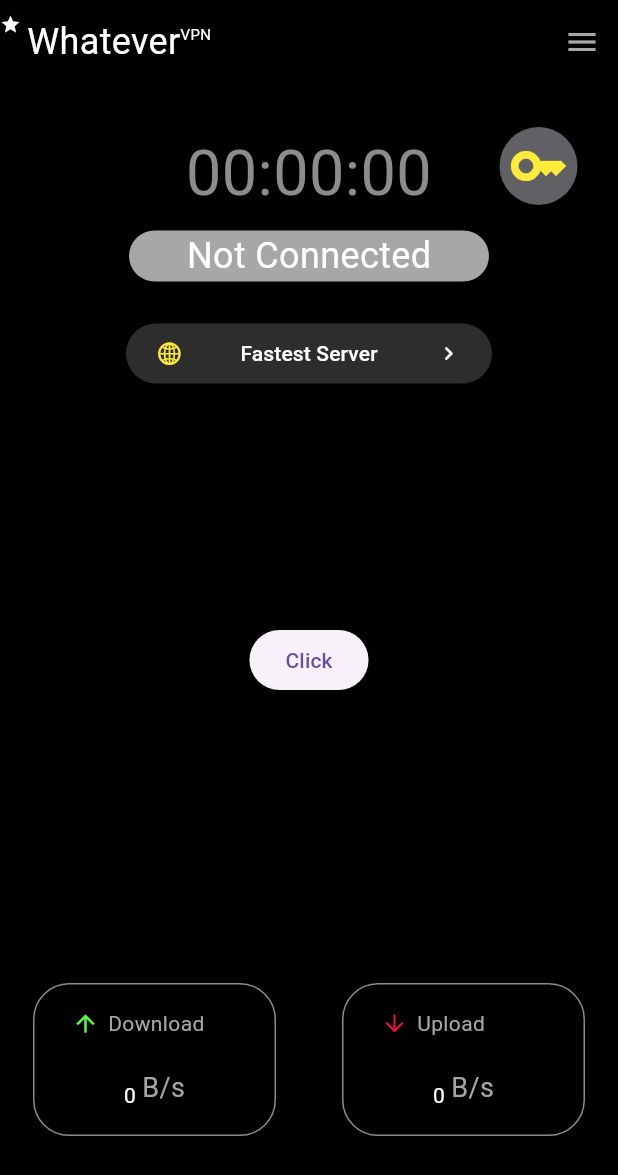
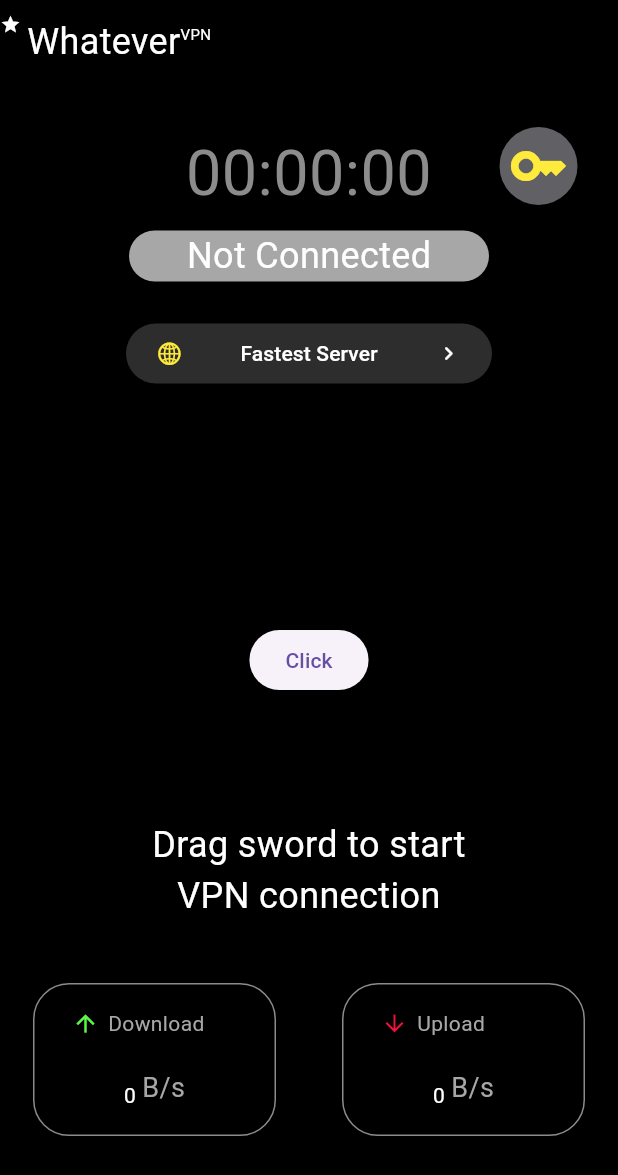
Before and after one commit to MacHuiak/Whatever, a Flutter app: the screen it shows after launch, on a phone screen of 412 x 824 dp. Shown: the top 1175 px of the screen. Run offline on Flutter 3.47's test engine with Material 3 defaults, Android fonts, the light colour scheme and no system bars; our stand-ins replace auto_route, basic_utils, fixnum, flutter_hooks, flutter_riverpod, flutter_svg and 6 more; missing offline and left inert: grpc, protobuf; statements that could not run were skipped.

Commit message:
update version

```diff
--- a/lib/src/features/vpn/UI/screens/vpn_screen.dart
+++ b/lib/src/features/vpn/UI/screens/vpn_screen.dart
@@ -13,142 +13,44 @@ import 'package:modern_vpn_project/src/features/vpn/UI/widgets/time_connection_w
 import 'package:modern_vpn_project/src/features/vpn/UI/widgets/upload_and_download_widget.dart';
 import 'package:modern_vpn_project/src/features/vpn/logics/connection/connection.dart';
 import 'package:modern_vpn_project/src/features/vpn/logics/server/server_list.dart';
+import 'package:modern_vpn_project/src/features/vpn/models/connection_vpn_status.dart';
 import 'package:modern_vpn_project/src/features/vpn/models/host.dart';
 
-// @RoutePage()
-// class MainVPNScreen extends StatefulWidget {
-//   const MainVPNScreen({super.key});
-//
-//   @override
-//   State<MainVPNScreen> createState() => _MainVPNScreenState();
-// }
-//
-// class _MainVPNScreenState extends State<MainVPNScreen> {
-//   var scaffoldKey = GlobalKey<ScaffoldState>();
-//
-//   @override
-//   Widget build(BuildContext context) {
-//     return Scaffold(
-//       key: scaffoldKey,
-//       endDrawer: const BorderSideMenu(),
-//       appBar: AppBar(
-//         leadingWidth: 150,
-//         backgroundColor: Colors.black,
-//         leading: const Center(
-//           child: HeaderWidgetTitle(),
-//         ),
-//         actions: [
-//           IconButton(
-//             padding: EdgeInsets.zero,
-//             onPressed: () {
-//               scaffoldKey.currentState!.openEndDrawer();
-//             },
-//             icon: const Icon(
-//               Icons.menu,
-//               color: AppColors.subTitleColor,
-//             ),
-//           )
-//         ],
-//       ),
-//       backgroundColor: Colors.black,
-//       body: Stack(
-//         children: [
-//           //TODO: add vpn body
-//           // Align(
-//           //   alignment: const Alignment(0, 0),
-//           //   child: VpnBodyWidget(),
-//           // ),
-//
-//           // Align(
-//           //   alignment: const Alignment(0, 0.4),
-//           //   child: LightSwordWidget(
-//           //     onStart: () {},
-//           //   ),
-//           // ),
-//           Align(
-//             alignment: const Alignment(0.85, -0.92),
-//             child: GestureDetector(
-//               onTap: () {
-//                 Get.to(() => const PasswordManagerScreen());
-//               },
-//               child: Container(
-//                 decoration: BoxDecoration(
-//                     color: AppColors.white400.withOpacity(0.5),
-//                     shape: BoxShape.circle),
-//                 child: const Padding(
-//                   padding: EdgeInsets.all(6.0),
-//                   child: Icon(Icons.key, size: 40, color: Colors.yellow),
-//                 ),
-//               ),
-//             ),
-//           ),
-//           Align(
-//             alignment: const Alignment(0, -0.9),
-//             child: SizedBox(
-//               width: context.width,
-//               child: const Column(
-//                 mainAxisSize: MainAxisSize.min,
-//                 children: [
-//                   Padding(
-//                     padding: EdgeInsets.only(bottom: 8.0),
-//                     child: ConnectionTimeWidget(),
-//                   ),
-//                   ConnectionStatusWidget(),
-//                   SizedBox(
-//                     height: 24,
-//                   ),
-//                   ServerSelectButton()
-//                 ],
-//               ),
-//             ),
-//           ),
-//           //TODO need add
-//
-//           const Align(
-//             alignment: Alignment(0, 0.8),
-//             child: Row(
-//               mainAxisAlignment: MainAxisAlignment.spaceAround,
-//               children: [
-//                 DownloadInfoWidget(),
-//                 //TODO:add upload
-//                 InfoUploadWidget()
-//               ],
-//             ),
-//           ),
-//         ],
-//       ),
-//     );
-//   }
-// }
-
-class MainVPNScreen extends HookConsumerWidget {
+class MainVPNScreen extends StatefulHookConsumerWidget {
   const MainVPNScreen({super.key});
 
   @override
-  Widget build(BuildContext context, WidgetRef ref) {
+  ConsumerState<ConsumerStatefulWidget> createState() => MainVPNState();
+}
+
+class MainVPNState extends ConsumerState<MainVPNScreen> {
+  final globalKey = GlobalKey<ScaffoldState>();
+
+  @override
+  Widget build(BuildContext context) {
     HostData? selectedHost = ref.watch(selectedHostProvider);
-    final globalKey = GlobalKey<ScaffoldState>();
+
     return Scaffold(
-      key: globalKey,
-      endDrawer: const BorderSideMenu(),
+      // key: globalKey,
+      // endDrawer: const BorderSideMenu(),
       appBar: AppBar(
         leadingWidth: 150,
         backgroundColor: Colors.black,
         leading: const Center(
           child: HeaderWidgetTitle(),
         ),
-        actions: [
-          IconButton(
-            padding: EdgeInsets.zero,
-            onPressed: () {
-              globalKey.currentState!.openEndDrawer();
-            },
-            icon: const Icon(
-              Icons.menu,
-              color: AppColors.subTitleColor,
-            ),
-          )
-        ],
+        // actions: [
+        //   IconButton(
+        //     padding: EdgeInsets.zero,
+        //     onPressed: () {
+        //       globalKey.currentState!.openEndDrawer();
+        //     },
+        //     icon: const Icon(
+        //       Icons.menu,
+        //       color: AppColors.subTitleColor,
+        //     ), БРО !!! Я ГОТОВ КОМП ПЕРЕЗАГРУЖАТЬ!
+        //   )
+        // ],Вперед !!!!
       ),
       backgroundColor: Colors.black,
       body: Stack(
@@ -162,7 +64,7 @@ class MainVPNScreen extends HookConsumerWidget {
                     .read(connectionProvider.notifier)
                     .startConnection(selectedHost!);
               },
-              child: Text("Click"),
+              child: const Text("Click"),
             ),
           ),
 
@@ -212,6 +114,10 @@ class MainVPNScreen extends HookConsumerWidget {
           //TODO need add
 
           const Align(
+            alignment: Alignment(0, 0.4),
+            child: ConnectionInfoWidget(),
+          ),
+          const Align(
             alignment: Alignment(0, 0.8),
             child: Row(
               mainAxisAlignment: MainAxisAlignment.spaceAround,
@@ -227,3 +133,64 @@ class MainVPNScreen extends HookConsumerWidget {
     );
   }
 }
+
+final ConnectionStatus connectionStatus = ConnectionStatus.disconnected;
+
+class ConnectionInfoWidget extends ConsumerWidget {
+  const ConnectionInfoWidget({super.key});
+
+  @override
+  Widget build(BuildContext context, WidgetRef ref) {
+    switch (connectionStatus) {
+      case ConnectionStatus.disconnected:
+        return const Text(
+          "Drag sword to start \nVPN connection",
+          textAlign: TextAlign.center,
+          style: TextStyle(
+            color: Colors.white,
+            fontSize: 24
+          ),
+        );
+      case ConnectionStatus.connected:
+        return ElevatedButton(
+          style: ElevatedButton.styleFrom(
+              backgroundColor: Colors.white.withOpacity(0.3),
+              foregroundColor: Colors.white),
+          onPressed: () {
+            ref.read(connectionProvider.notifier).stopConnection();
+          },
+          child: const Row(
+            mainAxisSize: MainAxisSize.min,
+            children: [
+              Icon(Icons.cancel),
+              SizedBox(
+                width: 8,
+              ),
+              Text("Cancel connection"),
+            ],
+          ),
+        );
+      case ConnectionStatus.connecting:
+        return ElevatedButton(
+          style: ElevatedButton.styleFrom(
+              backgroundColor: Colors.white.withOpacity(0.3),
+              foregroundColor: Colors.white),
+          onPressed: () {
+            ref.read(connectionProvider.notifier).stopConnection();
+          },
+          child: const Row(
+            mainAxisSize: MainAxisSize.min,
+            children: [
+              Icon(Icons.cancel),
+              SizedBox(
+                width: 8,
+              ),
+              Text("Cancel connection"),
+            ],
+          ),
+        );
+      case ConnectionStatus.disconnecting:
+        return SizedBox();
+    }
+  }
+}
--- a/lib/src/features/vpn/logics/connection/connection.dart
+++ b/lib/src/features/vpn/logics/connection/connection.dart
@@ -29,7 +29,7 @@ class ConnectionInfo extends Notifier<ConnectionStatus> {
     _connectionService.startConnection(host);
   }
 
-  void stopConnection(HostData host) {
+  void stopConnection() {
     _connectionService.stopConnection();
   }
 }
--- a/pubspec.yaml
+++ b/pubspec.yaml
@@ -4,7 +4,7 @@ description: "New vpn app"
 
 publish_to: 'none'
 
-version: 1.0.1+3
+version: 1.0.1+4
 
 environment:
   sdk: '>=3.1.0 <4.0.0'
```
